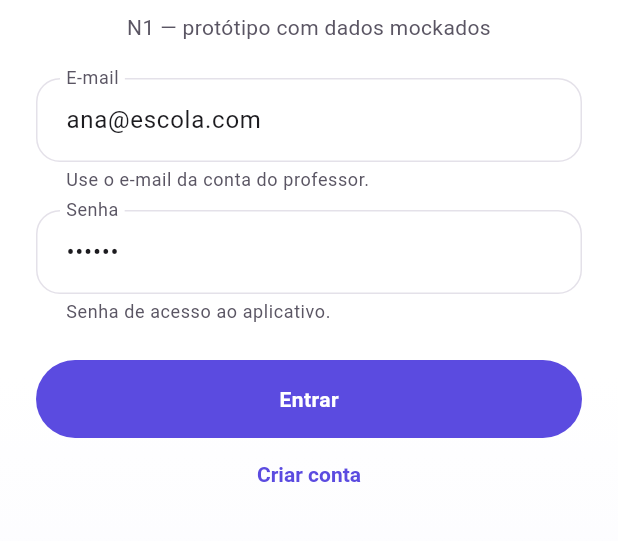
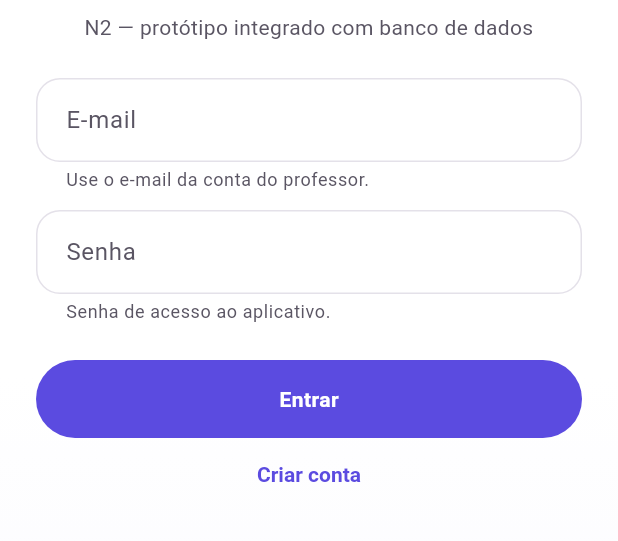
Before and after one commit to ALenckulh/meu_app, a Flutter app: the screen it shows after launch, on a phone screen of 412 x 824 dp, the part 390-931 px from its top. Run offline on Flutter 3.47's test engine with Material 3 defaults, Android fonts, the phone set to English and light mode, and no system bars; our stand-ins replace firebase_auth, firebase_core, fl_chart, flutter_riverpod, go_router, qr_flutter; accounts and stored records are empty.

Commit message:
fix: change of texts on login page

```diff
--- a/lib/features/auth/presentation/pages/login_page.dart
+++ b/lib/features/auth/presentation/pages/login_page.dart
@@ -14,9 +14,9 @@ class LoginPage extends ConsumerStatefulWidget {
 class _LoginPageState extends ConsumerState<LoginPage> {
   final GlobalKey<FormState> _formKey = GlobalKey<FormState>();
   final TextEditingController _emailController =
-      TextEditingController(text: 'ana@escola.com');
+      TextEditingController(text: '');
   final TextEditingController _senhaController =
-      TextEditingController(text: '123456');
+      TextEditingController(text: '');
   String? _error;
   bool _loading = false;
 
@@ -71,7 +71,7 @@ class _LoginPageState extends ConsumerState<LoginPage> {
                     ),
                     const SizedBox(height: 8),
                     Text(
-                      'N1 — protótipo com dados mockados',
+                      'N2 — protótipo integrado com banco de dados',
                       style: Theme.of(context).textTheme.bodyMedium?.copyWith(
                             color: Theme.of(context).colorScheme.onSurfaceVariant,
                           ),
```
